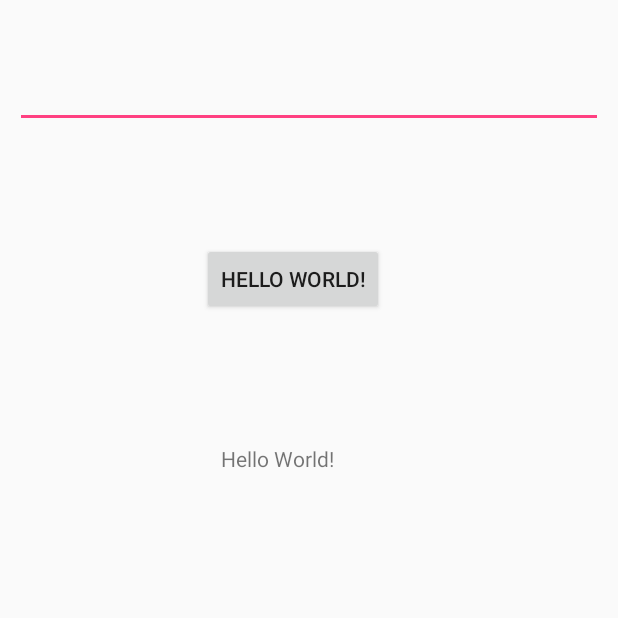
After one commit to calm-furious/Mobile-Car-3C, an Android app: the ClientActivity screen opened directly, with no data from a screen before it, on a phone screen of 412 x 824 dp, the top half of it. The commit adds this screen. Run offline under Robolectric (Android 15) with nearby library versions, the phone set to English and light mode, and no system bars.

Commit message:
Integrated Android app with Voice Recognization, Flipping and Simple Server Client function

```diff
--- /dev/null
+++ b/3C_Car/app/src/main/java/com/example/zhang/a3c_car/ClientActivity.java
@@ -0,0 +1,183 @@
+package com.example.zhang.a3c_car;
+
+import android.app.AlertDialog;
+import android.content.Context;
+import android.content.DialogInterface;
+import android.net.wifi.WifiInfo;
+import android.net.wifi.WifiManager;
+import android.os.Looper;
+import android.support.v7.app.AppCompatActivity;
+import android.os.Bundle;
+import java.io.BufferedReader;
+import java.io.DataInputStream;
+import java.io.DataOutputStream;
+import java.io.IOException;
+import java.io.InputStream;
+import java.io.InputStreamReader;
+import java.io.OutputStream;
+import java.net.InetSocketAddress;
+import java.net.Socket;
+import java.net.SocketTimeoutException;
+
+import android.app.Activity;
+import android.os.Bundle;
+import android.os.Handler;
+import android.os.Message;
+import android.view.Menu;
+import android.view.View;
+import android.view.View.OnClickListener;
+import android.widget.Button;
+import android.widget.EditText;
+import android.widget.TextView;
+import android.widget.Toast;
+
+public class ClientActivity extends Activity {
+    Socket socket = null;
+    static private DataInputStream is;
+    static private DataOutputStream os;
+    String buffer = "";
+    TextView txt1;
+    Button send;
+    EditText ed1;
+    String geted1;
+    Toast toast;
+    String host = "192.168.1.102";
+    public Handler myHandler = new Handler() {
+        @Override
+        public void handleMessage(Message msg) {
+            if (msg.what == 0x11) {
+                Bundle bundle = msg.getData();
+                txt1.append("server:" + bundle.getString("msg")+"\n");
+            }
+        }
+
+    };
+    public void showTextToast(String msg) {
+
+        if (toast != null) toast.cancel();
+
+        toast = Toast.makeText(ClientActivity.this, msg, Toast.LENGTH_SHORT);
+
+        toast.show();
+
+    }
+
+    @Override
+    protected void onCreate(Bundle savedInstanceState) {
+        super.onCreate(savedInstanceState);
+        setContentView(R.layout.activity_client);
+        txt1 = (TextView) findViewById(R.id.txt1);
+        send = (Button) findViewById(R.id.send);
+        ed1 = (EditText) findViewById(R.id.ed1);
+
+        //host=ed1.getText().toString();
+
+        new MyThread("建立连接").start();
+
+        /*
+        send.setOnClickListener(new View.OnClickListener() {
+
+            @Override
+            public void onClick(View v) {
+                //showTextToast("sendmessagenow");
+                geted1 = ed1.getText().toString()+"\n";
+                txt1.append("client:" + geted1);
+                // 启动线程 向服务器发送和接收信息
+                new MyThread(geted1).start();
+            }
+        });
+        */
+        send.setOnClickListener(new View.OnClickListener() {
+
+            @Override
+            public void onClick(View v) {
+                //showTextToast("sendmessagenow");
+                geted1 = ed1.getText().toString()+"\n";
+                txt1.append("client:" + geted1);
+                // 启动线程 向服务器发送和接收信息
+                new MyThread(geted1).start();
+            }
+        });
+    }
+
+    class MyThread extends Thread {
+
+        public String txt1;
+        public char txt2;
+
+        public MyThread(String str) {
+            txt1 = str;
+        }
+        @Override
+        public void run() {
+            // 定义消息
+            Message msg = new Message();
+            msg.what = 0x11;
+            Bundle bundle = new Bundle();
+            bundle.clear();
+            //Looper.prepare();
+            //showTextToast("run");
+            //Looper.loop();
+            try {
+                // 连接服务器 并设置连接超时为5秒
+                socket = new Socket(host, 3333);
+
+
+                // 获取输入输出流
+                OutputStream ou = socket.getOutputStream();
+                BufferedReader bff = new BufferedReader(new InputStreamReader(socket.getInputStream()));
+                //is = new DataInputStream(socket.getInputStream()); //hyq
+                //os = new DataOutputStream(socket.getOutputStream()); //hyq
+
+                String line = null;
+                buffer = "";
+                bundle.clear();
+                // 向服务器发送信息
+                ou.write((txt1+"\n").getBytes("gbk"));
+                ou.flush();
+                // Looper.prepare();
+                //showTextToast("reading server");
+                // Looper.loop();
+                //os.writeChar('A'); //hyq
+                //txt2=is.readChar();
+                //send.setText(txt2);
+                InputStream reader = socket.getInputStream();
+                byte[] bbuf = new byte[1000];
+                int count = reader.read(bbuf);
+                buffer = new String(bbuf,"gbk");
+                bundle.putString("msg", buffer);
+                msg.setData(bundle);
+                // 发送消息 修改UI线程中的组件
+                myHandler.sendMessage(msg);
+                // 关闭各种输入输出流
+                bff.close();
+                reader.close();
+                ou.close();
+                //is.close();
+                //os.close();
+                socket.close();
+
+                // 读取发来服务器信息
+
+                /*while ((line = bff.readLine()) != null) {
+                    buffer = line + buffer;
+                    Looper.prepare();
+                    //System.exit(0);
+                    showTextToast("recieved");
+                    Looper.loop();
+                }*/
+
+
+            } catch (SocketTimeoutException aa) {
+                // 连接超时 在UI界面显示消息
+                //showTextToast( "服务器连接失败！请检查网络是否打开");
+                //msg.setData(bundle);
+                // 发送消息 修改UI线程中的组件
+                //myHandler.sendMessage(msg);
+            } catch (IOException e) {
+
+                e.printStackTrace();
+            }
+        }
+    }
+}
--- /dev/null
+++ b/3C_Car/app/src/main/res/layout/activity_client.xml
@@ -0,0 +1,54 @@
+<?xml version="1.0" encoding="utf-8"?>
+<android.support.constraint.ConstraintLayout xmlns:android="http://schemas.android.com/apk/res/android"
+    android:layout_width="match_parent"
+    android:layout_height="match_parent"
+    xmlns:app="http://schemas.android.com/apk/res-auto"
+    xmlns:tools="http://schemas.android.com/tools"
+    tools:context=".MainActivity">
+
+    <TextView
+        android:id="@+id/txt1"
+        android:layout_width="wrap_content"
+        android:layout_height="wrap_content"
+        android:layout_marginLeft="10dp"
+        android:layout_marginRight="10dp"
+        android:layout_marginTop="10dp"
+        android:text="Hello World!"
+        app:layout_constraintBottom_toBottomOf="parent"
+        app:layout_constraintHorizontal_bias="0.434"
+        app:layout_constraintLeft_toLeftOf="parent"
+        app:layout_constraintRight_toRightOf="parent"
+        app:layout_constraintTop_toTopOf="parent"
+        app:layout_constraintVertical_bias="0.36" />
+
+    <Button
+        android:id="@+id/send"
+        android:layout_width="wrap_content"
+        android:layout_height="wrap_content"
+        android:layout_marginLeft="10dp"
+        android:layout_marginRight="10dp"
+        android:layout_marginTop="10dp"
+        android:text="Hello World!"
+        app:layout_constraintBottom_toBottomOf="parent"
+
+        app:layout_constraintHorizontal_bias="0.46"
+        app:layout_constraintLeft_toLeftOf="parent"
+        app:layout_constraintRight_toRightOf="parent"
+        app:layout_constraintTop_toTopOf="parent"
+        app:layout_constraintVertical_bias="0.198" />
+
+    <EditText
+        android:id="@+id/ed1"
+        android:layout_width="match_parent"
+        android:layout_height="wrap_content"
+        android:layout_marginLeft="10dp"
+        android:layout_marginRight="10dp"
+        android:layout_marginTop="40dp"
+        app:layout_constraintBottom_toBottomOf="parent"
+        app:layout_constraintHorizontal_bias="0.0"
+        app:layout_constraintLeft_toLeftOf="parent"
+        app:layout_constraintRight_toRightOf="parent"
+        app:layout_constraintTop_toTopOf="parent"
+        app:layout_constraintVertical_bias="0.0" />
+
+</android.support.constraint.ConstraintLayout>
```
Also changed, not shown: 3C_Car/app/src/main/AndroidManifest.xml (+23 -1 lines), 3C_Car/app/src/main/java/com/example/zhang/a3c_car/CameraActivity.java (added, +87 -0 lines), 3C_Car/app/src/main/java/com/example/zhang/a3c_car/MainActivity.kt (+66 -2 lines), 3C_Car/app/src/main/java/com/example/zhang/a3c_car/ServerActivity.java (added, +198 -0 lines), 3C_Car/app/src/main/res/layout/activity_camera.xml (added, +29 -0 lines), 3C_Car/app/src/main/res/layout/activity_main.xml (+30 -0 lines), 3C_Car/app/src/main/res/layout/activity_server.xml (added, +68 -0 lines).
